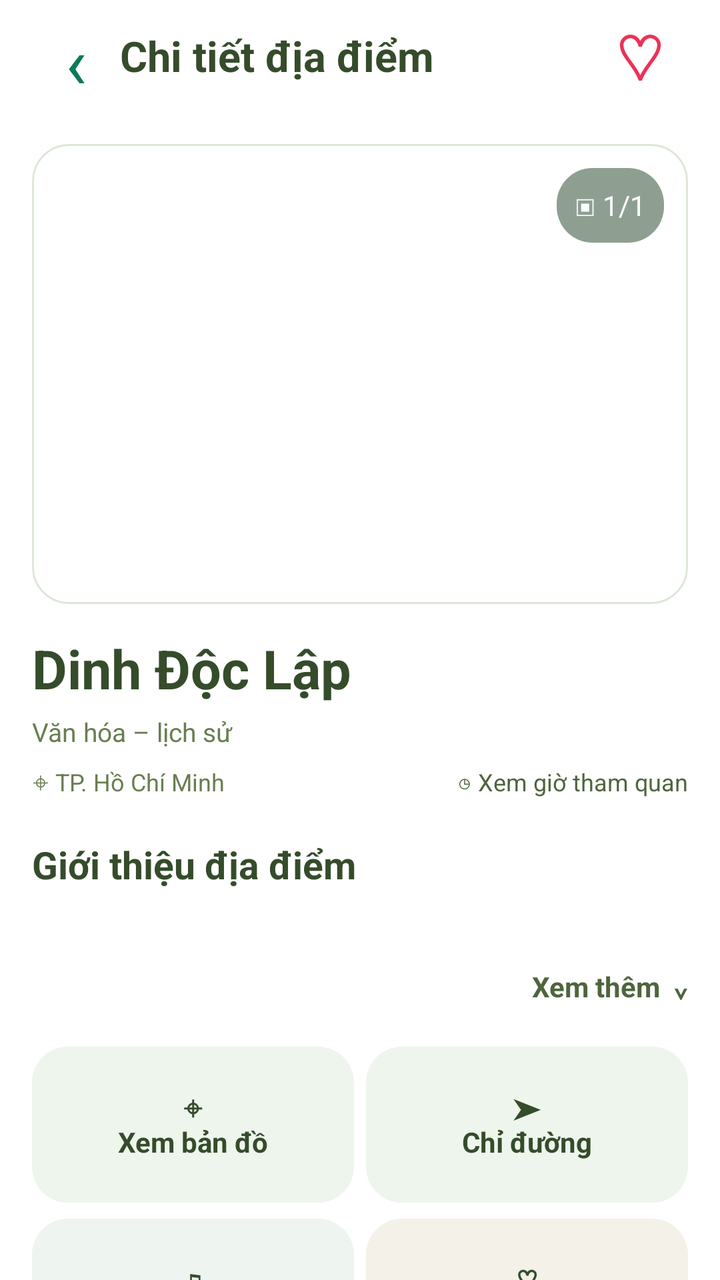
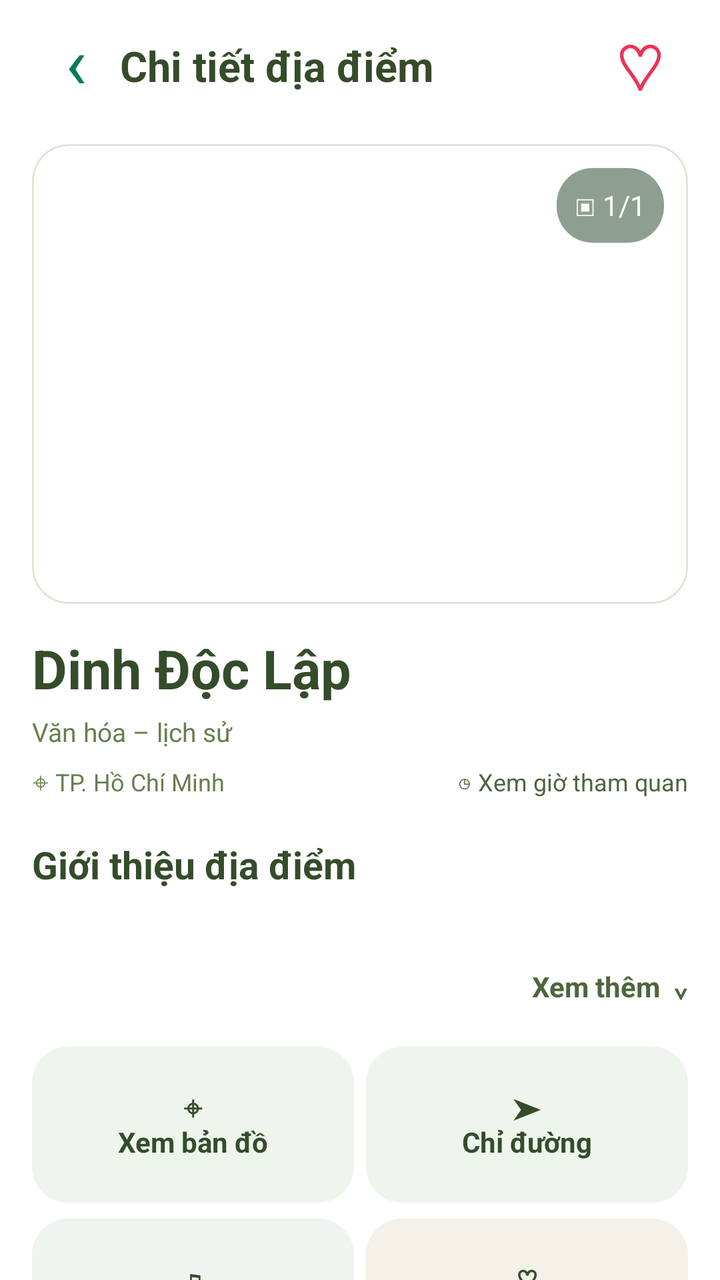

Two renders of the same Android screen: before a commit and after it. Below are the layout's source before the change and the commit's diff.
<!-- AndroidManifest.xml: application theme Theme.APP_CK -->
<!-- res/layout/activity_chi_tiet_dia_diem.xml -->
<?xml version="1.0" encoding="utf-8"?>
<LinearLayout
    xmlns:android="http://schemas.android.com/apk/res/android"
    android:layout_width="match_parent"
    android:layout_height="match_parent"
    android:orientation="vertical"
    android:background="#FFFFFF">

    
    <LinearLayout
        android:layout_width="match_parent"
        android:layout_height="56dp"
        android:paddingHorizontal="16dp"
        android:gravity="center_vertical"
        android:orientation="horizontal"
        android:background="#FFFFFF"
        >

        <TextView
            android:id="@+id/nutQuayLai"
            android:layout_width="44dp"
            android:layout_height="44dp"
            android:gravity="center"
            android:text="‹"
            android:textSize="36sp"
            android:textColor="#087B5A"
            android:contentDescription="Quay lại"
            android:clickable="true"
            android:focusable="true"/>

        <TextView
            android:layout_width="0dp"
            android:layout_height="wrap_content"
            android:layout_weight="1"
            android:text="Chi tiết địa điểm"
            android:textSize="21sp"
            android:textStyle="bold"
            android:textColor="#354C2B"/>

        <TextView
            android:id="@+id/nutTimYeuThich"
            android:layout_width="48dp"
            android:layout_height="44dp"
            android:gravity="center"
            android:text="♡"
            android:textSize="32sp"
            android:textColor="#ED3157"
            android:clickable="true"
            android:focusable="true"
            android:contentDescription="Yêu thích"/>

    </LinearLayout>

    
    <ScrollView
        android:layout_width="match_parent"
        android:layout_height="0dp"
        android:layout_weight="1"
        android:fillViewport="true"
        android:scrollbars="none"
        android:background="#FFFFFF">

        <LinearLayout
            android:layout_width="match_parent"
            android:layout_height="wrap_content"
            android:orientation="vertical"
            android:padding="16dp">

            
            <FrameLayout
                android:layout_width="match_parent"
                android:layout_height="230dp"
                android:background="@drawable/nen_the_trang"
                android:clipToOutline="true">

                <ImageView
                    android:id="@+id/anhChiTiet"
                    android:layout_width="match_parent"
                    android:layout_height="match_parent"
                    android:scaleType="centerCrop"
                    android:contentDescription="Ảnh địa điểm"/>

                <TextView
                    android:id="@+id/soLuongAnh"
                    android:layout_width="wrap_content"
                    android:layout_height="wrap_content"
                    android:layout_gravity="top|end"
                    android:layout_margin="12dp"
                    android:padding="9dp"
                    android:text="▣ 1/1"
                    android:textColor="#FFFFFF"
                    android:background="@drawable/nen_dem_anh"/>

            </FrameLayout>

            
            <TextView
                android:id="@+id/tenChiTiet"
                android:layout_width="match_parent"
                android:layout_height="wrap_content"
                android:layout_marginTop="14dp"
                android:text="Dinh Độc Lập"
                android:textColor="#354C2B"
                android:textSize="27sp"
                android:textStyle="bold"/>

            
            <TextView
                android:id="@+id/danhMucChiTiet"
                android:layout_width="wrap_content"
                android:layout_height="wrap_content"
                android:layout_marginTop="5dp"
                android:text="Văn hóa – lịch sử"
                android:textSize="13sp"
                android:textColor="#697E50"/>

            
            <LinearLayout
                android:layout_width="match_parent"
                android:layout_height="wrap_content"
                android:orientation="horizontal"
                android:layout_marginTop="8dp"
                android:gravity="center_vertical">

                <TextView
                    android:id="@+id/diaChiChiTiet"
                    android:layout_width="0dp"
                    android:layout_weight="1"
                    android:layout_height="wrap_content"
                    android:textSize="12sp"
                    android:textColor="#697E50"
                    android:text="⌖ TP. Hồ Chí Minh"/>

                <TextView
                    android:id="@+id/gioMoCua"
                    android:layout_width="wrap_content"
                    android:layout_height="wrap_content"
                    android:text="◷ Xem giờ tham quan"
                    android:textSize="12sp"
                    android:textColor="#4E653D"/>

            </LinearLayout>

            
            <TextView
                android:layout_width="match_parent"
                android:layout_height="wrap_content"
                android:layout_marginTop="20dp"
                android:text="Giới thiệu địa điểm"
                android:textStyle="bold"
                android:textSize="19sp"
                android:textColor="#354C2B"/>

            <TextView
                android:id="@+id/moTaChiTiet"
                android:layout_width="match_parent"
                android:layout_height="wrap_content"
                android:layout_marginTop="8dp"
                android:textSize="15sp"
                android:lineSpacingExtra="4dp"
                android:textColor="#60705A"
                android:maxLines="3"
                android:ellipsize="end"/>

            <TextView
                android:id="@+id/nutXemThem"
                android:layout_width="match_parent"
                android:layout_height="40dp"
                android:gravity="end|center_vertical"
                android:text="Xem thêm  ⌄"
                android:textColor="#4E653D"
                android:textStyle="bold"
                android:clickable="true"
                android:focusable="true"/>

            
            <LinearLayout
                android:layout_width="match_parent"
                android:layout_height="wrap_content"
                android:layout_marginTop="10dp"
                android:orientation="vertical">

                <LinearLayout
                    android:layout_width="match_parent"
                    android:layout_height="wrap_content"
                    android:orientation="horizontal">

                    <TextView
                        android:id="@+id/nutXemBanDo"
                        android:layout_width="0dp"
                        android:layout_height="78dp"
                        android:layout_weight="1"
                        android:layout_marginEnd="6dp"
                        android:gravity="center"
                        android:text="⌖\nXem bản đồ"
                        android:textSize="14sp"
                        android:textStyle="bold"
                        android:textColor="#354C2B"
                        android:background="@drawable/nen_tien_ich_xanh"
                        android:clickable="true"
                        android:focusable="true"/>

                    <TextView
                        android:id="@+id/nutChiDuong"
                        android:layout_width="0dp"
                        android:layout_height="78dp"
                        android:layout_weight="1"
                        android:gravity="center"
                        android:text="➤\nChỉ đường"
                        android:textSize="14sp"
                        android:textStyle="bold"
                        android:textColor="#354C2B"
                        android:background="@drawable/nen_tien_ich_xanh"
                        android:clickable="true"
                        android:focusable="true"/>

                </LinearLayout>

                <LinearLayout
                    android:layout_width="match_parent"
                    android:layout_height="wrap_content"
                    android:layout_marginTop="8dp"
                    android:orientation="horizontal">

                    <TextView
                        android:id="@+id/nutNgheThuyetMinh"
                        android:layout_width="0dp"
                        android:layout_height="78dp"
                        android:layout_weight="1"
                        android:layout_marginEnd="6dp"
                        android:gravity="center"
                        android:text="♫\nThuyết minh"
                        android:textSize="14sp"
                        android:textStyle="bold"
                        android:textColor="#354C2B"
                        android:background="@drawable/nen_tien_ich_lam"
                        android:clickable="true"
                        android:focusable="true"/>

                    <TextView
                        android:id="@+id/nutLuuYeuThich"
                        android:layout_width="0dp"
                        android:layout_height="78dp"
                        android:layout_weight="1"
                        android:gravity="center"
                        android:text="♡\nYêu thích"
                        android:textSize="14sp"
                        android:textStyle="bold"
                        android:textColor="#354C2B"
                        android:background="@drawable/nen_tien_ich_cam"
                        android:clickable="true"
                        android:focusable="true"/>

                </LinearLayout>
            </LinearLayout>

            
            <TextView
                android:id="@+id/nutPhatLon"
                android:layout_width="match_parent"
                android:layout_height="58dp"
                android:layout_marginTop="16dp"
                android:gravity="center_vertical"
                android:paddingHorizontal="20dp"
                android:text="▶   Nghe thuyết minh     ›"
                android:textSize="18sp"
                android:textStyle="bold"
                android:textColor="#FFFFFF"
                android:background="@drawable/nen_cta_xanh"
                android:clickable="true"
                android:focusable="true"/>

            
            <TextView
                android:id="@+id/nutDungThuyetMinh"
                android:layout_width="match_parent"
                android:layout_height="42dp"
                android:gravity="center"
                android:text="■  Dừng thuyết minh"
                android:textColor="#4E653D"
                android:clickable="true"
                android:focusable="true"/>

            
            <TextView
                android:id="@+id/nutThuVien"
                android:layout_width="match_parent"
                android:layout_height="56dp"
                android:gravity="center_vertical"
                android:paddingHorizontal="16dp"
                android:text="▣   Xem hình ảnh &amp; phim tư liệu     ›"
                android:textColor="#4E653D"
                android:textSize="16sp"
                android:background="@drawable/nen_tien_ich_xanh"
                android:clickable="true"
                android:focusable="true"/>

            
            <LinearLayout
                android:layout_width="match_parent"
                android:layout_height="wrap_content"
                android:layout_marginTop="18dp"
                android:orientation="horizontal"
                android:gravity="center_vertical">

                <TextView
                    android:layout_width="0dp"
                    android:layout_weight="1"
                    android:layout_height="wrap_content"
                    android:text="Các điểm tham quan nổi bật"
                    android:textStyle="bold"
                    android:textSize="18sp"
                    android:textColor="#354C2B"/>

                <TextView
                    android:id="@+id/nutXemTatCaDiem"
                    android:layout_width="wrap_content"
                    android:layout_height="44dp"
                    android:gravity="center"
                    android:text="Xem tất cả  ›"
                    android:textColor="#4E653D"
                    android:clickable="true"
                    android:focusable="true"/>

            </LinearLayout>

            
            <HorizontalScrollView
                android:layout_width="match_parent"
                android:layout_height="wrap_content"
                android:scrollbars="none">

                <LinearLayout
                    android:id="@+id/danhSachDiemNoiBat"
                    android:layout_width="wrap_content"
                    android:layout_height="wrap_content"
                    android:orientation="horizontal"
                    android:paddingBottom="8dp"/>

            </HorizontalScrollView>

            
            <TextView
                android:id="@+id/nutBatDauThamQuan"
                android:layout_width="match_parent"
                android:layout_height="62dp"
                android:layout_marginTop="16dp"
                android:gravity="center"
                android:text="➤   Bắt đầu tham quan    →"
                android:textSize="20sp"
                android:textStyle="bold"
                android:textColor="#FFFFFF"
                android:background="@drawable/nen_cta_xanh"
                android:clickable="true"
                android:focusable="true"/>

        </LinearLayout>
    </ScrollView>

</LinearLayout>
<!-- resources referenced by this layout -->
<resources>
  <!-- drawable nen_cta_xanh (drawable) -->
  <?xml version="1.0" encoding="utf-8"?>
  <shape xmlns:android="http://schemas.android.com/apk/res/android" android:shape="rectangle"><solid android:color="#4F7C5A"/><corners android:radius="18dp"/></shape>
  <!-- drawable nen_dem_anh (drawable) -->
  <?xml version="1.0" encoding="utf-8"?>
  <shape xmlns:android="http://schemas.android.com/apk/res/android" android:shape="rectangle"><solid android:color="#99435F48"/><corners android:radius="18dp"/></shape>
  <!-- drawable nen_the_trang (drawable) -->
  <?xml version="1.0" encoding="utf-8"?>
  
  <shape xmlns:android="http://schemas.android.com/apk/res/android">
      <solid android:color="#FFFFFF"/>
      <corners android:radius="18dp"/>
      <stroke android:width="1dp" android:color="#DDE7D9"/>
  </shape>
  <!-- drawable nen_tien_ich_cam (drawable) -->
  <?xml version="1.0" encoding="utf-8"?>
  <shape xmlns:android="http://schemas.android.com/apk/res/android" android:shape="rectangle"><solid android:color="#F3F1E8"/><corners android:radius="18dp"/></shape>
  <!-- drawable nen_tien_ich_lam (drawable) -->
  <?xml version="1.0" encoding="utf-8"?>
  <shape xmlns:android="http://schemas.android.com/apk/res/android" android:shape="rectangle"><solid android:color="#EEF4F0"/><corners android:radius="18dp"/></shape>
  <!-- drawable nen_tien_ich_xanh (drawable) -->
  <?xml version="1.0" encoding="utf-8"?>
  <shape xmlns:android="http://schemas.android.com/apk/res/android" android:shape="rectangle"><solid android:color="#EEF5ED"/><corners android:radius="18dp"/></shape>
  <style name="Theme.APP_CK" parent="Base.Theme.APP_CK" />
  <style name="Base.Theme.APP_CK" parent="Theme.Material3.DayNight.NoActionBar">
          
          
      </style>
</resources>

<!-- the commit's change to res/layout/activity_chi_tiet_dia_diem.xml (unified diff, before → after) -->
@@ -31,23 +31,25 @@
         <TextView
             android:layout_width="0dp"
             android:layout_height="wrap_content"
+            android:layout_marginTop="5dp"
             android:layout_weight="1"
             android:text="Chi tiết địa điểm"
+            android:textColor="#354C2B"
             android:textSize="21sp"
-            android:textStyle="bold"
-            android:textColor="#354C2B"/>
+            android:textStyle="bold" />
 
         <TextView
             android:id="@+id/nutTimYeuThich"
             android:layout_width="48dp"
             android:layout_height="44dp"
+            android:layout_marginTop="5dp"
+            android:clickable="true"
+            android:contentDescription="Yêu thích"
+            android:focusable="true"
             android:gravity="center"
             android:text="♡"
-            android:textSize="32sp"
             android:textColor="#ED3157"
-            android:clickable="true"
-            android:focusable="true"
-            android:contentDescription="Yêu thích"/>
+            android:textSize="32sp" />
 
     </LinearLayout>
 
